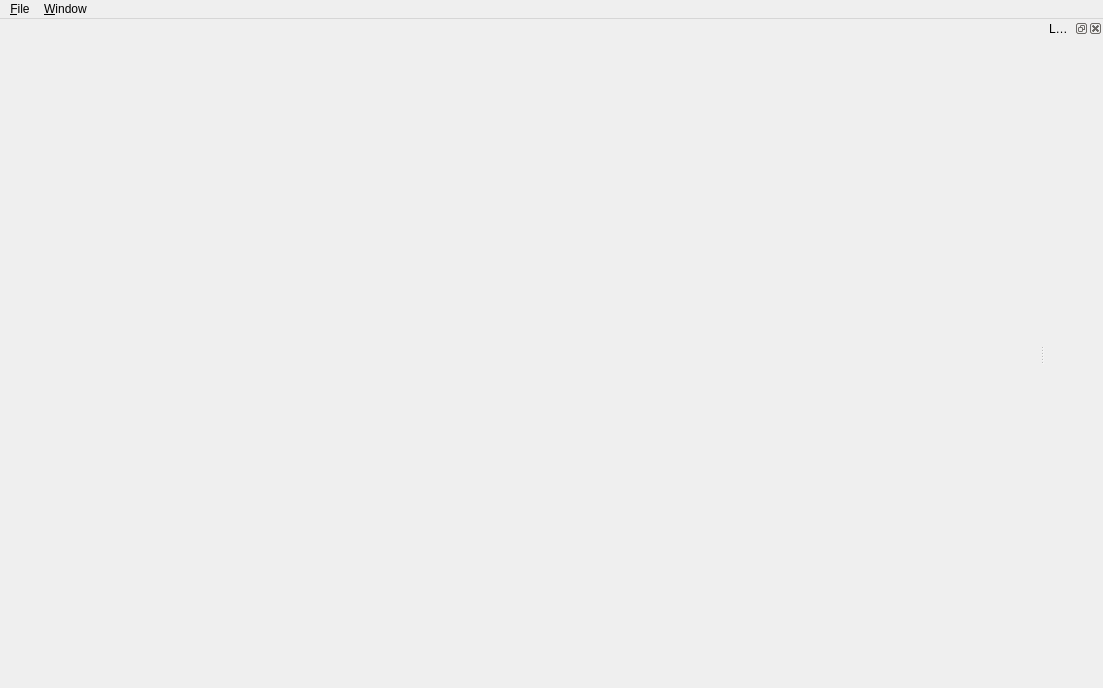
This is FGPropagationTool/MainWindow.ui in QDeltaSoft/qradiopredict as Qt 5 draws it before an edit. The edited form follows.
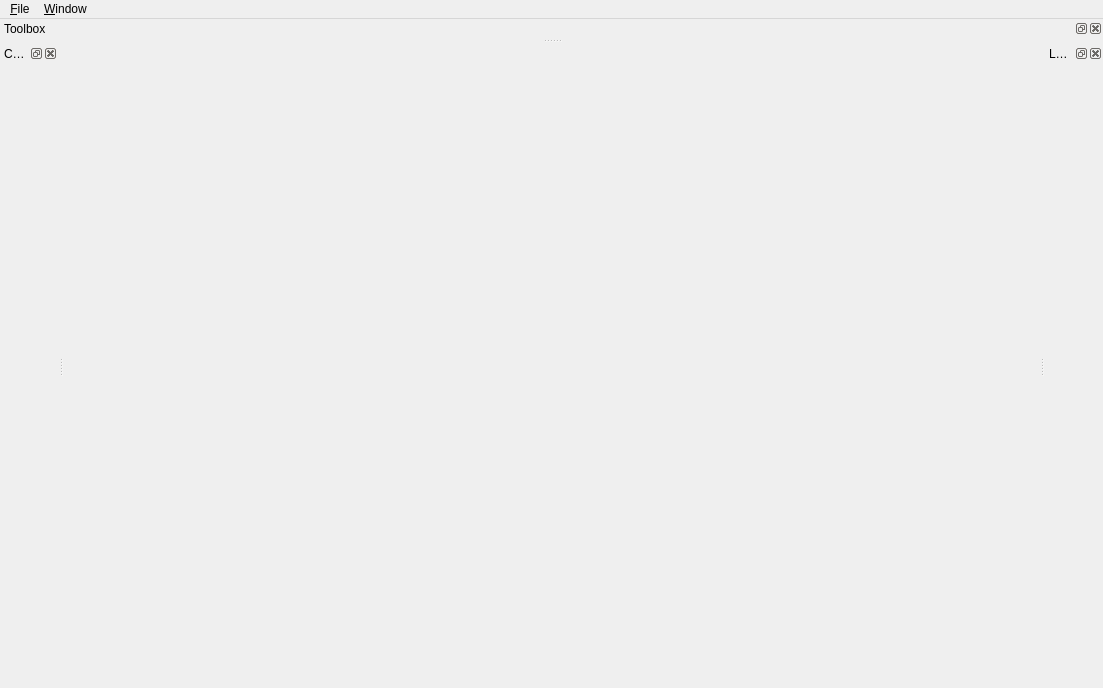
This is the edited form.

What changed in the file:
```diff
--- a/FGPropagationTool/MainWindow.ui
+++ b/FGPropagationTool/MainWindow.ui
@@ -46,6 +46,24 @@
    <addaction name="menuFile"/>
    <addaction name="menuWindow"/>
   </widget>
+  <widget class="QDockWidget" name="dockWidget2">
+   <property name="windowTitle">
+    <string>Commands</string>
+   </property>
+   <attribute name="dockWidgetArea">
+    <number>1</number>
+   </attribute>
+   <widget class="QWidget" name="dockWidgetContents_2"/>
+  </widget>
+  <widget class="QDockWidget" name="dockWidget3">
+   <property name="windowTitle">
+    <string>Toolbox</string>
+   </property>
+   <attribute name="dockWidgetArea">
+    <number>4</number>
+   </attribute>
+   <widget class="QWidget" name="dockWidgetContents_3"/>
+  </widget>
   <action name="actionExit">
    <property name="text">
     <string>E&amp;xit</string>
```
Left out of the diff: 8 changed lines with no effect on the pictures.
